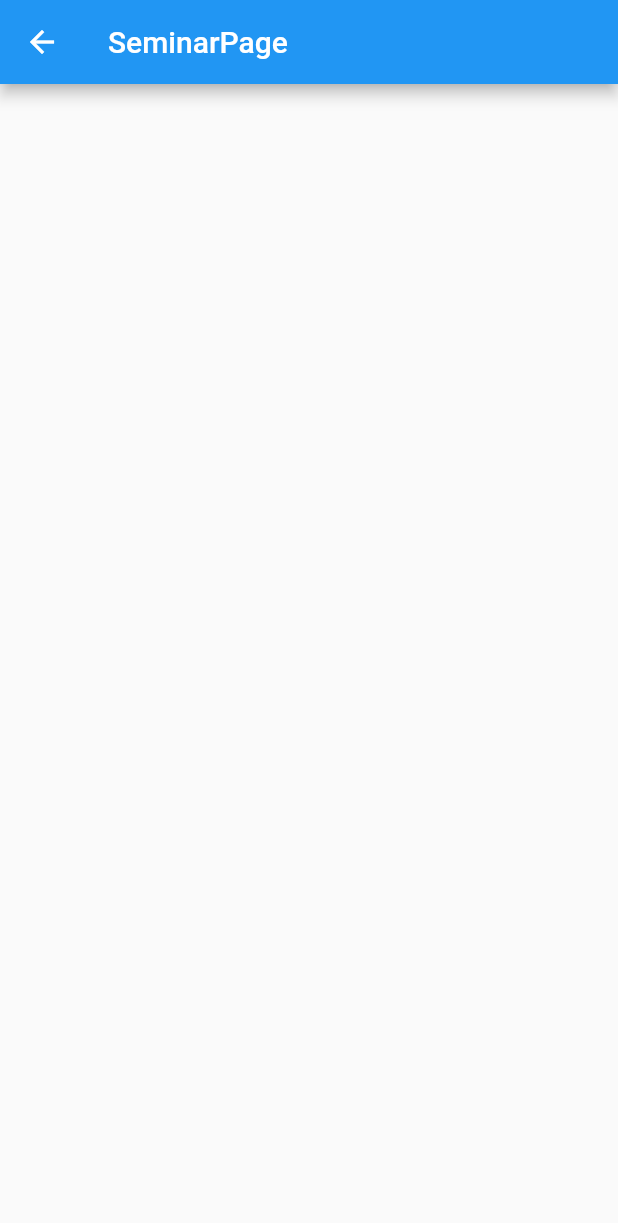
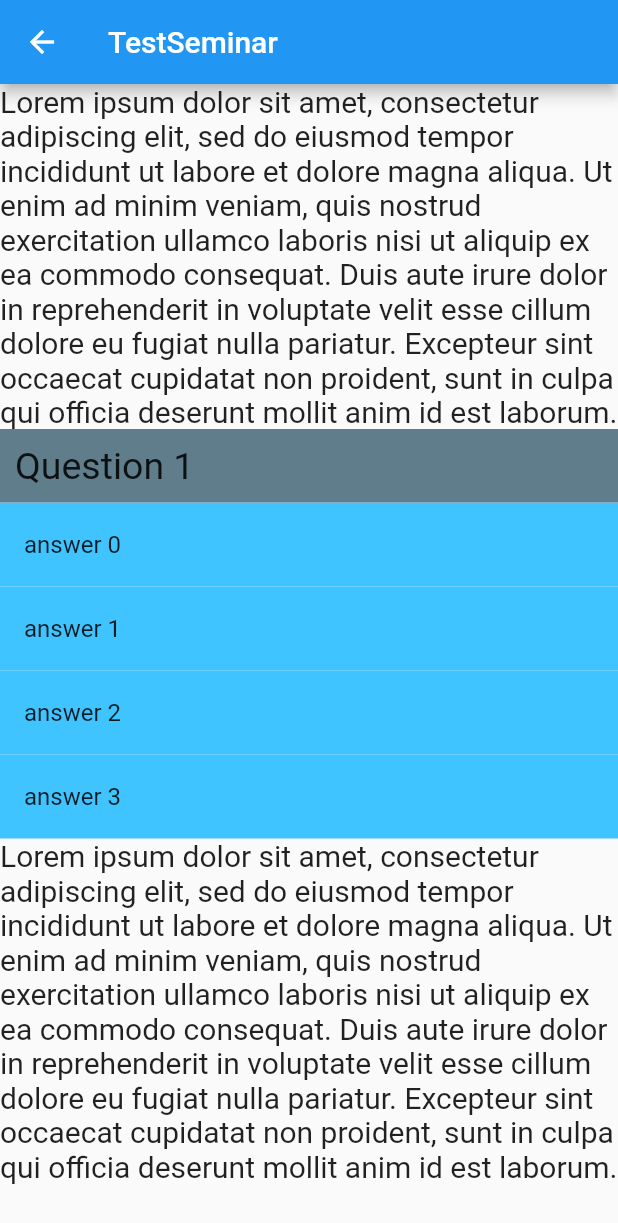
Before and after one commit to TonyZH44/Philosophy_flutter, a Flutter app: the SeminarPage screen opened directly, on a phone screen of 412 x 824 dp. Shown: the top 1223 px of the screen. Run offline on Flutter 3.47's test engine with Material 2 defaults, Android fonts, the phone set to English and light mode, and no system bars.

Commit message:
added question block

```diff
--- a/lib/SeminarPage.dart
+++ /dev/null
@@ -1,14 +0,0 @@
-import 'package:flutter/material.dart';
-
-class SeminarPage extends StatelessWidget {
-  const SeminarPage({Key? key}) : super(key: key);
-
-  @override
-  Widget build(BuildContext context) {
-    return Scaffold(
-      appBar: AppBar(
-        title: const Text('SeminarPage'),
-      ),
-    );
-  }
-}
--- a/lib/main.dart
+++ b/lib/main.dart
@@ -1,5 +1,5 @@
 import 'package:flutter/material.dart';
-import 'package:philosophy_flutter/SeminarPage.dart';
+import 'package:philosophy_flutter/seminar_page.dart';
 
 void main() => runApp(PhilosophyApp(
       items: List<ListItem>.generate(
@@ -10,8 +10,6 @@ void main() => runApp(PhilosophyApp(
 
 class PhilosophyApp extends StatelessWidget {
   const PhilosophyApp({Key? key, required this.items}) : super(key: key);
-
-  final double appBarHeight = 66.0;
 
   final List<ListItem> items;
 
--- /dev/null
+++ b/lib/seminar_page.dart
@@ -0,0 +1,108 @@
+import 'package:flutter/material.dart';
+
+class SeminarPage extends StatefulWidget {
+  const SeminarPage({Key? key}) : super(key: key);
+
+  @override
+  State<SeminarPage> createState() => _SeminarPageState();
+}
+
+class _SeminarPageState extends State<SeminarPage> {
+  @override
+  Widget build(BuildContext context) {
+    return Scaffold(
+      appBar: AppBar(title: const Text('TestSeminar')),
+      body: SingleChildScrollView(
+        child: Column(
+          children: [
+            const Text('Lorem ipsum dolor sit amet, consectetur adipiscing elit, sed do eiusmod tempor incididunt ut labore et dolore magna aliqua. Ut enim ad minim veniam, quis nostrud exercitation ullamco laboris nisi ut aliquip ex ea commodo consequat. Duis aute irure dolor in reprehenderit in voluptate velit esse cillum dolore eu fugiat nulla pariatur. Excepteur sint occaecat cupidatat non proident, sunt in culpa qui officia deserunt mollit anim id est laborum.',
+            style: TextStyle(fontSize: 20),
+            ),
+            QuestionBlock('Question 1', List<Answer>.generate(4,
+                    (index) => Answer('answer $index', true))),
+            const Text('Lorem ipsum dolor sit amet, consectetur adipiscing elit, sed do eiusmod tempor incididunt ut labore et dolore magna aliqua. Ut enim ad minim veniam, quis nostrud exercitation ullamco laboris nisi ut aliquip ex ea commodo consequat. Duis aute irure dolor in reprehenderit in voluptate velit esse cillum dolore eu fugiat nulla pariatur. Excepteur sint occaecat cupidatat non proident, sunt in culpa qui officia deserunt mollit anim id est laborum.',
+              style: TextStyle(fontSize: 20),
+            ),
+
+          ],
+        ),
+      ),
+    );
+  }
+}
+
+
+class QuestionBlock extends StatefulWidget {
+
+  final String questionText;
+  final List<Answer> answers;
+
+  QuestionBlock(this.questionText, this.answers, {Key? key}) : super(key: key);
+
+  @override
+  State<QuestionBlock> createState() => _QuestionBlockState();
+}
+
+class _QuestionBlockState extends State<QuestionBlock> {
+
+
+
+  @override
+  Widget build(BuildContext context) {
+    return Column(
+      children: [
+        Container(
+          color: Colors.blueGrey,
+          alignment: Alignment.topLeft,
+          padding: EdgeInsets.all(10),
+          child: Text(
+            widget.questionText,
+            style: TextStyle(fontSize: 25),),),
+        Column(children: widget.answers,)
+      ],
+    );
+  }
+}
+
+class Answer extends StatefulWidget {
+
+  String text;
+  bool isCorrect;
+
+  Answer(this.text, this.isCorrect, {Key? key}) : super(key: key);
+
+  @override
+  State<StatefulWidget> createState() {
+
+    return _AnswerState();
+  }
+
+
+}
+class _AnswerState extends State<Answer>{
+
+  late String text = widget.text;
+  late bool isCorrect = widget.isCorrect;
+  Color _tileColor = Colors.lightBlueAccent;
+
+  @override
+  Widget build(BuildContext context) {
+    return ListTile(
+      tileColor: _tileColor,
+      title: Text(text),
+      onTap: () {
+        if (isCorrect){
+          setState(() {
+            _tileColor = Colors.green;
+          });
+        } else {
+          setState(() {
+            _tileColor = Colors.red;
+          });
+        }
+      },
+
+    );
+  }
+
+}
--- /dev/null
+++ b/seminars/test_seminar.dart
@@ -0,0 +1,20 @@
+import 'package:flutter/material.dart';
+
+class SeminarTest extends StatelessWidget{
+  const SeminarTest({Key? key}) : super(key: key);
+
+
+
+  @override
+  Widget build(BuildContext context) {
+    return Scaffold(
+      appBar: AppBar(title: const Text('TestSeminar')),
+      body: Column(
+        children: const [Text('Lorem ipsum dolor sit amet, consectetur adipiscing elit, sed do eiusmod tempor incididunt ut labore et dolore magna aliqua. Ut enim ad minim veniam, quis nostrud exercitation ullamco laboris nisi ut aliquip ex ea commodo consequat. Duis aute irure dolor in reprehenderit in voluptate velit esse cillum dolore eu fugiat nulla pariatur. Excepteur sint occaecat cupidatat non proident, sunt in culpa qui officia deserunt mollit anim id est laborum.'),
+
+        ],
+      ),
+    );
+  }
+
+}
```
Also changed, not shown: 1 other file.
